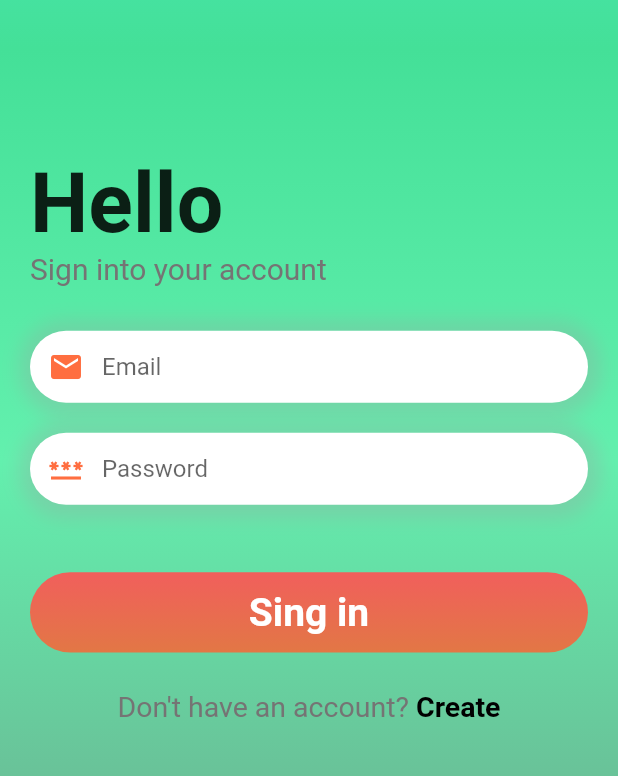
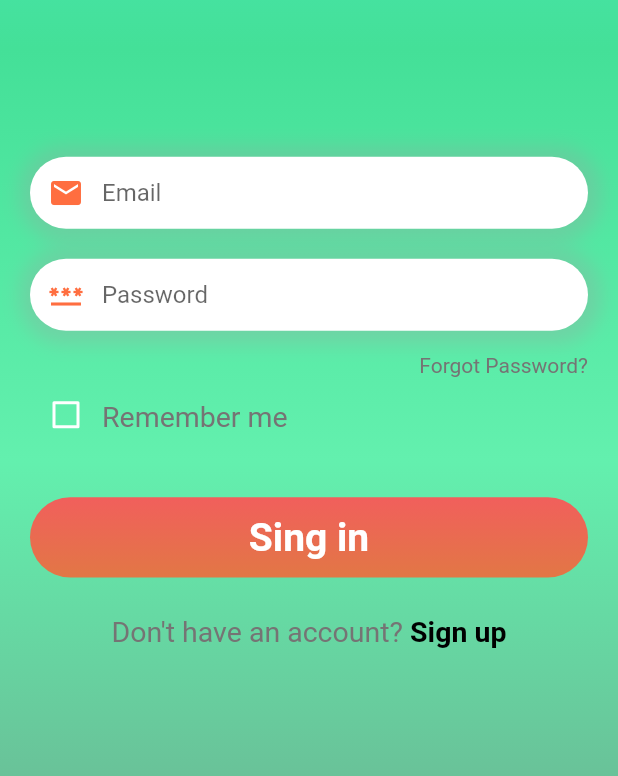
Before and after one commit to sabala1/DingDong-App, a Flutter app: the screen it shows after launch, on a phone screen of 412 x 824 dp, the part 363-1139 px from its top. Run offline on Flutter 3.47's test engine with Material 2 defaults, Android fonts, the phone set to English and light mode, and no system bars; our stand-ins replace get; Roboto replaces fonts that are missing (Ubuntu); project files that could hold a hidden picture were left out.

Commit message:
Login & SinUp Cool

```diff
--- a/lib/views/screens/login_screen.dart
+++ b/lib/views/screens/login_screen.dart
@@ -3,8 +3,15 @@ import 'package:flutter/gestures.dart';
 import 'package:flutter/material.dart';
 import 'package:get/get.dart';
 
-class LoginScreen extends StatelessWidget {
+class LoginScreen extends StatefulWidget {
   const LoginScreen({Key? key}) : super(key: key);
+
+  @override
+  State<LoginScreen> createState() => _LoginScreenState();
+}
+
+class _LoginScreenState extends State<LoginScreen> {
+  bool _rememberMe = false;
 
   @override
   Widget build(BuildContext context) {
@@ -54,25 +61,9 @@ class LoginScreen extends StatelessWidget {
                         child: Column(
                           crossAxisAlignment: CrossAxisAlignment.start,
                           children: [
-                            const Text(
-                              'Hello',
-                              style: TextStyle(
-                                fontSize: 55,
-                                fontWeight: FontWeight.bold,
-                              ),
-                            ),
-                            const Text(
-                              'Sign into your account',
-                              style: TextStyle(
-                                fontSize: 20,
-                                color: Color.fromARGB(255, 117, 116, 116),
-                              ),
-                            ),
-                            const SizedBox(
-                              height: 30,
-                            ),
                             Container(
                               child: TextField(
+                                keyboardType: TextInputType.emailAddress,
                                 decoration: InputDecoration(
                                   prefixIcon: const Icon(
                                     Icons.email,
@@ -113,6 +104,7 @@ class LoginScreen extends StatelessWidget {
                             ),
                             Container(
                               child: TextField(
+                                obscureText: true,
                                 decoration: InputDecoration(
                                   prefixIcon: const Icon(
                                     Icons.password_sharp,
@@ -146,6 +138,54 @@ class LoginScreen extends StatelessWidget {
                                         const Color.fromARGB(255, 158, 158, 158)
                                             .withOpacity(0.3),
                                   ),
+                                ],
+                              ),
+                            ),
+                            const SizedBox(
+                              height: 15,
+                            ),
+                            Container(
+                              alignment: Alignment.centerRight,
+                              child: RichText(
+                                text: TextSpan(
+                                  text: 'Forgot Password?',
+                                  style: const TextStyle(
+                                    color: Color.fromARGB(255, 117, 116, 116),
+                                  ),
+                                  recognizer: TapGestureRecognizer()
+                                    ..onTap = () => Get.to(
+                                          () => const SignUpScreen(),
+                                        ),
+                                ),
+                             ),),
+                            const SizedBox(
+                              height: 15,
+                            ),
+                            Container(
+                              height: 20,
+                              child: Row(
+                                children: [
+                                  Theme(
+                                    data: ThemeData(
+                                      unselectedWidgetColor: Colors.white),
+                                    child: Checkbox(
+                                      value: _rememberMe,
+                                      checkColor: Colors.green,
+                                      activeColor: Colors.white,
+                                      onChanged: (value) {
+                                        setState(() {
+                                          _rememberMe = value!;
+                                        });
+                                      },
+                                    ),
+                                  ),
+                                  const Text(
+                                    'Remember me',
+                                    style: TextStyle(
+                                      color: Color.fromARGB(255, 117, 116, 116),
+                                    fontSize: 19,
+                                  ),
+                                  )
                                 ],
                               ),
                             ),
@@ -191,7 +231,7 @@ class LoginScreen extends StatelessWidget {
                                   ),
                                   children: [
                                     TextSpan(
-                                      text: ' Create',
+                                      text: ' Sign up',
                                       style: const TextStyle(
                                         fontSize: 19,
                                         color: Colors.black,
@@ -200,14 +240,14 @@ class LoginScreen extends StatelessWidget {
                                       recognizer: TapGestureRecognizer()
                                         ..onTap = () => Get.to(
                                               () => const SignUpScreen(),
-                                        ),
+                                            ),
                                     ),
                                   ],
                                 ),
                               ),
                             ),
                             const SizedBox(
-                              height: 100,
+                              height: 150,
                             ),
                           ],
                         ),
```
Also changed, not shown: lib/views/screens/signup_screen.dart (+25 -8 lines), assets/images/dingdong_signup.png.
